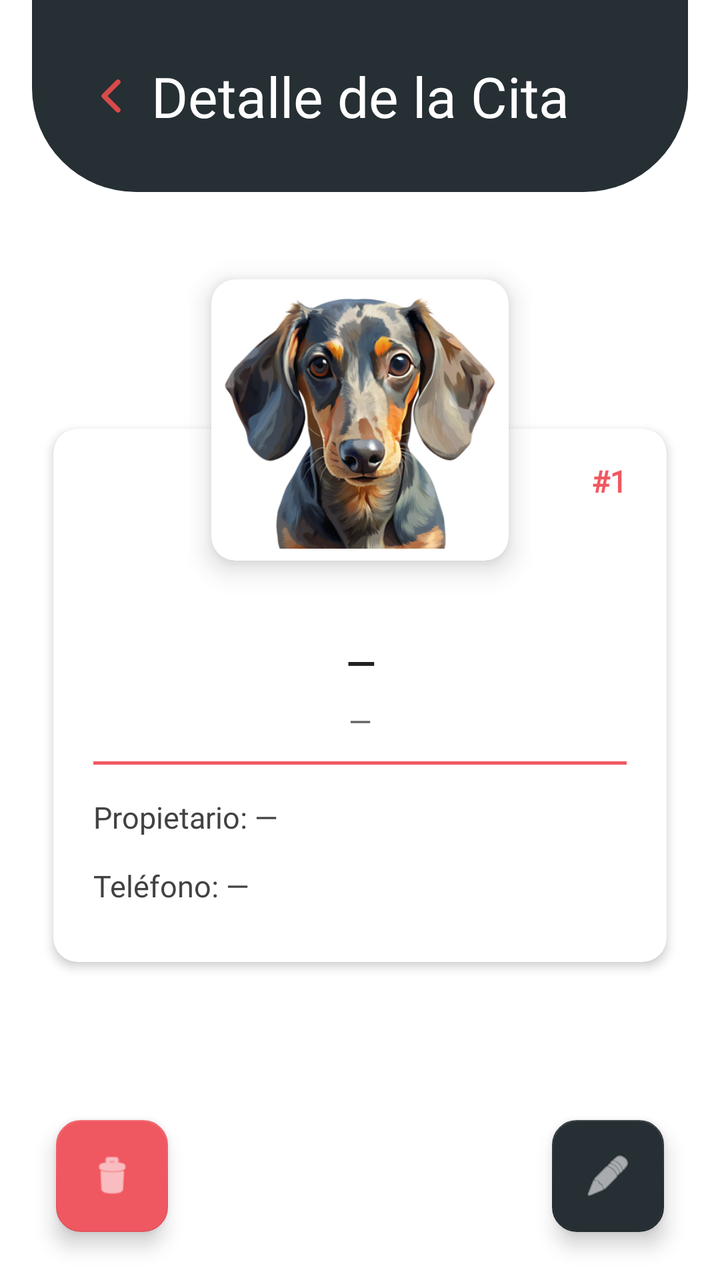
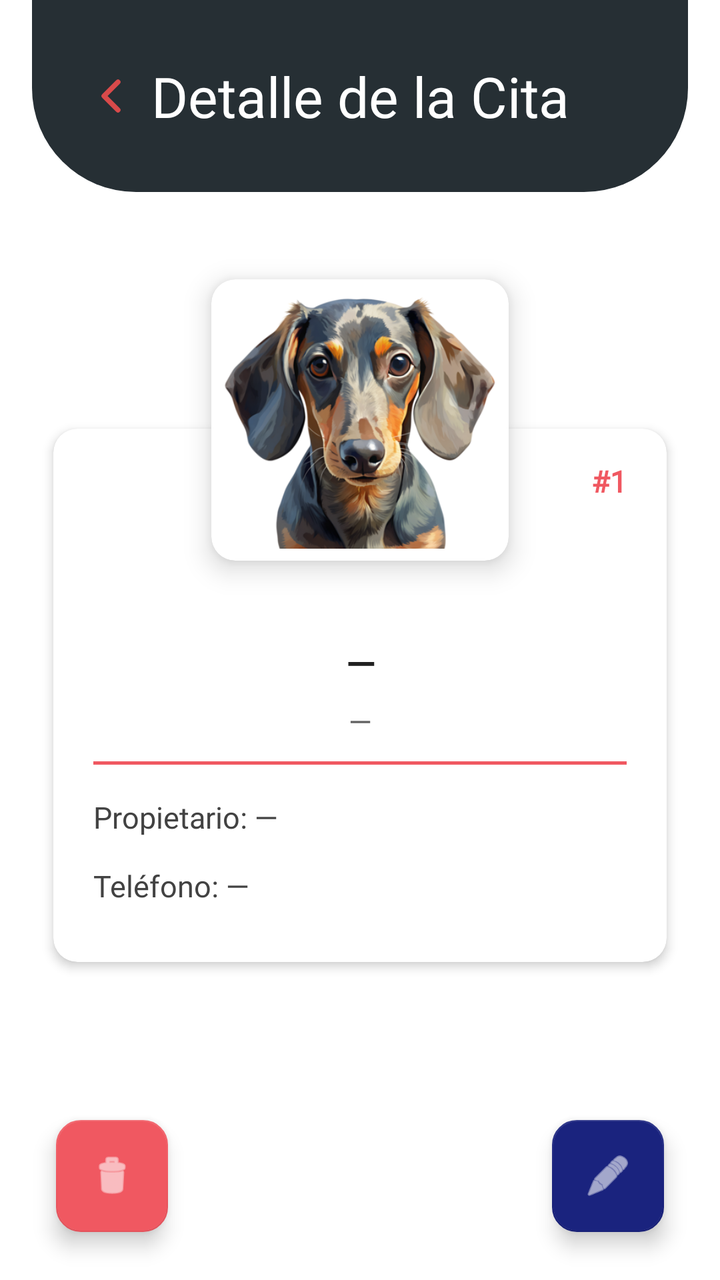

Before-and-after screenshots of an Android layout around one commit, followed by the original layout XML and the change that was made.
<!-- AndroidManifest.xml: application theme Theme.DogApp -->
<!-- res/layout/fragment_detail_appointment.xml -->
<?xml version="1.0" encoding="utf-8"?>
<FrameLayout
    xmlns:android="http://schemas.android.com/apk/res/android"
    xmlns:app="http://schemas.android.com/apk/res-auto"
    xmlns:tools="http://schemas.android.com/tools"
    android:layout_width="match_parent"
    android:layout_height="match_parent"
    android:background="@color/white"
    tools:context=".view.detail.DetailAppointmentFragment">

    <ScrollView
        android:layout_width="match_parent"
        android:layout_height="match_parent"
        android:clipToPadding="false"
        android:fillViewport="true"
        android:paddingBottom="96dp">

        <androidx.constraintlayout.widget.ConstraintLayout
            android:layout_width="match_parent"
            android:layout_height="wrap_content"
            android:paddingBottom="24dp">

            
            <androidx.constraintlayout.widget.ConstraintLayout
                android:id="@+id/headerDetalleCita"
                android:layout_width="0dp"
                android:layout_height="96dp"
                android:layout_marginStart="16dp"
                android:layout_marginEnd="16dp"
                android:background="@drawable/bg_header_new_cita"
                android:paddingStart="16dp"
                android:paddingEnd="16dp"
                app:layout_constraintEnd_toEndOf="parent"
                app:layout_constraintStart_toStartOf="parent"
                app:layout_constraintTop_toTopOf="parent">

                <ImageButton
                    android:id="@+id/btnReturnDetail"
                    android:layout_width="48dp"
                    android:layout_height="48dp"
                    android:background="?attr/selectableItemBackgroundBorderless"
                    android:contentDescription="Volver"
                    android:src="@drawable/return_shape_header"
                    app:layout_constraintBottom_toBottomOf="parent"
                    app:layout_constraintStart_toStartOf="parent"
                    app:layout_constraintTop_toTopOf="parent" />

                <TextView
                    android:id="@+id/tvTitleDetalle"
                    android:layout_width="wrap_content"
                    android:layout_height="wrap_content"
                    android:fontFamily="@font/fredoka_bold"
                    android:text="Detalle de la Cita"
                    android:textColor="@color/white"
                    android:textSize="28sp"
                    app:layout_constraintBottom_toBottomOf="parent"
                    app:layout_constraintEnd_toEndOf="parent"
                    app:layout_constraintStart_toStartOf="parent"
                    app:layout_constraintTop_toTopOf="parent" />

            </androidx.constraintlayout.widget.ConstraintLayout>

            
            <com.google.android.material.card.MaterialCardView
                android:id="@+id/cardDetailInfo"
                android:layout_width="0dp"
                android:layout_height="wrap_content"
                android:layout_marginStart="20dp"
                android:layout_marginTop="110dp"
                android:layout_marginEnd="20dp"
                app:cardBackgroundColor="@color/white"
                app:cardCornerRadius="12dp"
                app:cardElevation="3dp"
                app:cardUseCompatPadding="true"
                app:layout_constraintEnd_toEndOf="parent"
                app:layout_constraintStart_toStartOf="parent"
                app:layout_constraintTop_toBottomOf="@id/headerDetalleCita">

                <LinearLayout
                    android:layout_width="match_parent"
                    android:layout_height="wrap_content"
                    android:orientation="vertical"
                    android:paddingStart="20dp"
                    android:paddingTop="16dp"
                    android:paddingEnd="20dp"
                    android:paddingBottom="28dp">

                    
                    <TextView
                        android:id="@+id/tvTurnNumber"
                        android:layout_width="wrap_content"
                        android:layout_height="wrap_content"
                        android:layout_gravity="end"
                        android:fontFamily="@font/fredoka_bold"
                        android:text="#1"
                        android:textColor="@color/dog_pink"
                        android:textSize="15sp"
                        android:textStyle="bold" />

                    
                    <Space
                        android:layout_width="match_parent"
                        android:layout_height="68dp" />

                    
                    <TextView
                        android:id="@+id/tvPetBreed"
                        android:layout_width="match_parent"
                        android:layout_height="wrap_content"
                        android:fontFamily="@font/fredoka_bold"
                        android:gravity="center"
                        android:text="—"
                        android:textColor="#212121"
                        android:textSize="19sp"
                        android:textStyle="bold" />

                    
                    <TextView
                        android:id="@+id/tvSymptoms"
                        android:layout_width="match_parent"
                        android:layout_height="wrap_content"
                        android:layout_marginTop="6dp"
                        android:fontFamily="@font/fredoka_regular"
                        android:gravity="center"
                        android:text="—"
                        android:textColor="#616161"
                        android:textSize="15sp" />

                    
                    <View
                        android:layout_width="match_parent"
                        android:layout_height="1.5dp"
                        android:layout_marginTop="10dp"
                        android:layout_marginBottom="16dp"
                        android:background="#F05861" />

                    
                    <TextView
                        android:id="@+id/tvOwnerName"
                        android:layout_width="match_parent"
                        android:layout_height="wrap_content"
                        android:fontFamily="@font/fredoka_regular"
                        android:text="Propietario: —"
                        android:textColor="#424242"
                        android:textSize="15sp" />

                    
                    <TextView
                        android:id="@+id/tvOwnerPhone"
                        android:layout_width="match_parent"
                        android:layout_height="wrap_content"
                        android:layout_marginTop="14dp"
                        android:fontFamily="@font/fredoka_regular"
                        android:text="Teléfono: —"
                        android:textColor="#424242"
                        android:textSize="15sp" />

                </LinearLayout>
            </com.google.android.material.card.MaterialCardView>

            
            <com.google.android.material.card.MaterialCardView
                android:id="@+id/cardPetImage"
                android:layout_width="172dp"
                android:layout_height="172dp"
                android:layout_marginTop="28dp"
                app:cardBackgroundColor="@color/white"
                app:cardCornerRadius="12dp"
                app:cardElevation="8dp"
                app:cardUseCompatPadding="true"
                app:layout_constraintEnd_toEndOf="parent"
                app:layout_constraintStart_toStartOf="parent"
                app:layout_constraintTop_toBottomOf="@id/headerDetalleCita">

                <ImageView
                    android:id="@+id/ivPetPhoto"
                    android:layout_width="match_parent"
                    android:layout_height="match_parent"
                    android:layout_margin="6dp"
                    android:contentDescription="Foto de la mascota"
                    android:scaleType="centerCrop"
                    android:src="@drawable/ic_dog_head" />

            </com.google.android.material.card.MaterialCardView>

        </androidx.constraintlayout.widget.ConstraintLayout>
    </ScrollView>

    <ProgressBar
        android:id="@+id/progressBarDetail"
        android:layout_width="wrap_content"
        android:layout_height="wrap_content"
        android:layout_gravity="center"
        android:indeterminateTint="@color/dog_pink"
        android:visibility="gone" />

    <com.google.android.material.floatingactionbutton.FloatingActionButton
        android:id="@+id/fabDeleteAppointment"
        android:layout_width="wrap_content"
        android:layout_height="wrap_content"
        android:layout_gravity="bottom|start"
        android:layout_marginStart="28dp"
        android:layout_marginBottom="24dp"
        android:contentDescription="Eliminar cita"
        app:backgroundTint="@color/dog_pink"
        app:shapeAppearanceOverlay="@style/ShapeAppearance.Material3.Corner.Medium"
        app:srcCompat="@android:drawable/ic_menu_delete"
        app:tint="@color/white" />

    <com.google.android.material.floatingactionbutton.FloatingActionButton
        android:id="@+id/fabEditAppointment"
        android:layout_width="wrap_content"
        android:layout_height="wrap_content"
        android:layout_gravity="bottom|end"
        android:layout_marginEnd="28dp"
        android:layout_marginBottom="24dp"
        android:contentDescription="Editar cita"
        app:backgroundTint="@color/dog_dark_gray"
        app:shapeAppearanceOverlay="@style/ShapeAppearance.Material3.Corner.Medium"
        app:srcCompat="@android:drawable/ic_menu_edit"
        app:tint="@color/white" />

</FrameLayout>
<!-- resources referenced by this layout -->
<resources>
  <color name="dog_dark_gray">#FF262F34</color>
  <color name="dog_pink">#FFF05861</color>
  <color name="white">#FFFFFFFF</color>
  <!-- drawable bg_header_new_cita (drawable) -->
  <?xml version="1.0" encoding="utf-8"?>
  <shape xmlns:android="http://schemas.android.com/apk/res/android"
      android:shape="rectangle">
  
      <solid android:color="@color/dark_gray"/>
  
      <corners android:bottomLeftRadius="52dp"
          android:bottomRightRadius="52dp"/>
  
  </shape>
  <!-- drawable ic_dog_head: png bitmap (drawable, 242801 bytes) -->
  <!-- drawable return_shape_header (drawable) -->
  <?xml version="1.0" encoding="utf-8"?>
  <vector
      xmlns:android="http://schemas.android.com/apk/res/android"
      android:width="24dp"
      android:height="24dp"
      android:viewportWidth="24"
      android:viewportHeight="24">
  
      <path
          android:fillColor="@android:color/transparent"
          android:pathData="M15,5 L8,12 L15,19"
          android:strokeColor="@color/red_d94"
          android:strokeWidth="2.5"
          android:strokeLineCap="round"
          android:strokeLineJoin="round"/>
  
  </vector>
  <style name="Theme.DogApp" parent="Theme.MaterialComponents.Light.NoActionBar">
          <item name="colorPrimary">@color/purple_500</item>
          <item name="colorPrimaryVariant">@color/purple_700</item>
          <item name="colorOnPrimary">@color/white</item>
          <item name="colorSecondary">@color/dog_pink</item>
          <item name="colorOnSecondary">@color/white</item>
      </style>
  <color name="dark_gray">#262F34</color>
  <color name="red_d94">#D94A4A</color>
  <color name="purple_500">#FF6200EE</color>
  <color name="purple_700">#FF3700B3</color>
</resources>

<!-- the commit's change to res/layout/fragment_detail_appointment.xml (unified diff, before → after) -->
@@ -215,7 +215,7 @@
         android:layout_marginEnd="28dp"
         android:layout_marginBottom="24dp"
         android:contentDescription="Editar cita"
-        app:backgroundTint="@color/dog_dark_gray"
+        app:backgroundTint="@color/dog_dark_blue"
         app:shapeAppearanceOverlay="@style/ShapeAppearance.Material3.Corner.Medium"
         app:srcCompat="@android:drawable/ic_menu_edit"
         app:tint="@color/white" />
<!-- resource entries referenced after the edit -->
@@ -1,6 +1,6 @@
 <!-- resources referenced by this layout -->
 <resources>
-  <color name="dog_dark_gray">#FF262F34</color>
+  <color name="dog_dark_blue">#FF1A237E</color>
   <color name="dog_pink">#FFF05861</color>
   <color name="white">#FFFFFFFF</color>
   <!-- drawable bg_header_new_cita (drawable) -->
